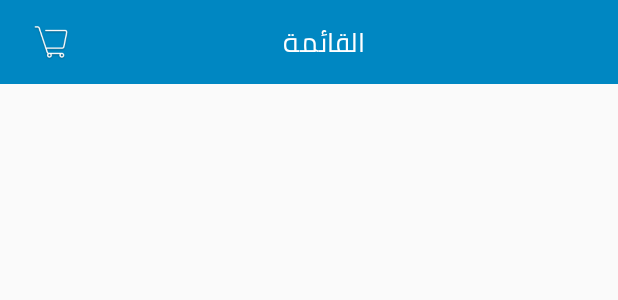
After one commit to mahmoud-ebda3/MwanFeb2020, an Android app: the layout activity_building_needs.xml on its own in the app's theme, with its tools: preview values and no code run, on a phone screen of 412 x 824 dp. The commit adds this screen. Shown: the top 300 px of the screen. Run offline under Robolectric (Android 15) with nearby library versions, the phone set to English and light mode, and no system bars; network calls fail.

Commit message:
1-1-2020 third commit of building needs from shafee

```diff
--- a/app/src/main/AndroidManifest.xml
+++ b/app/src/main/AndroidManifest.xml
@@ -181,6 +181,10 @@
             android:label=""
             android:theme="@style/AppTheme.NoActionBar" />
         <activity
+            android:name=".BuildingNeeds"
+            android:label=""
+            android:theme="@style/AppTheme.NoActionBar" />
+        <activity
             android:name=".ConfirmOrder"
             android:label=""
             android:theme="@style/Theme.AppCompat.Light.Dialog" />
--- a/app/src/main/java/com/ebda3/mwan/UserHomeActivity.java
+++ b/app/src/main/java/com/ebda3/mwan/UserHomeActivity.java
@@ -475,7 +475,8 @@ public class UserHomeActivity extends AppCompatActivity
             startActivity(myIntent);
         } else if (id == R.id.builing_needs_id)
         {
-            ////////
+            myIntent = new Intent(UserHomeActivity.this, BuildingNeeds.class);
+            startActivity(myIntent);
 
         } else if (id == R.id.offers_id)
         {
@@ -604,7 +605,10 @@ public class UserHomeActivity extends AppCompatActivity
                 startActivity(myIntent);
                 break;
             case "احتياجات عقارك":
+                myIntent = new Intent(UserHomeActivity.this, BuildingNeeds.class);
+                startActivity(myIntent);
                 break;
+
             case "طلب صنايعى":
                 myIntent = new Intent(UserHomeActivity.this, Workers.class);
                 startActivity(myIntent);
--- /dev/null
+++ b/app/src/main/res/layout/activity_building_needs.xml
@@ -0,0 +1,14 @@
+<?xml version="1.0" encoding="utf-8"?>
+<LinearLayout
+    xmlns:android="http://schemas.android.com/apk/res/android"
+    android:orientation="vertical"
+    android:layout_width="match_parent"
+    android:layout_height="match_parent">
+
+    <include
+        layout="@layout/app_toolbar_activity"
+        android:layout_width="match_parent"
+        android:layout_height="wrap_content"/>
+
+
+</LinearLayout>
```
Also changed, not shown: app/src/main/java/com/ebda3/mwan/BuildingNeeds.java (added, +106 -0 lines).
